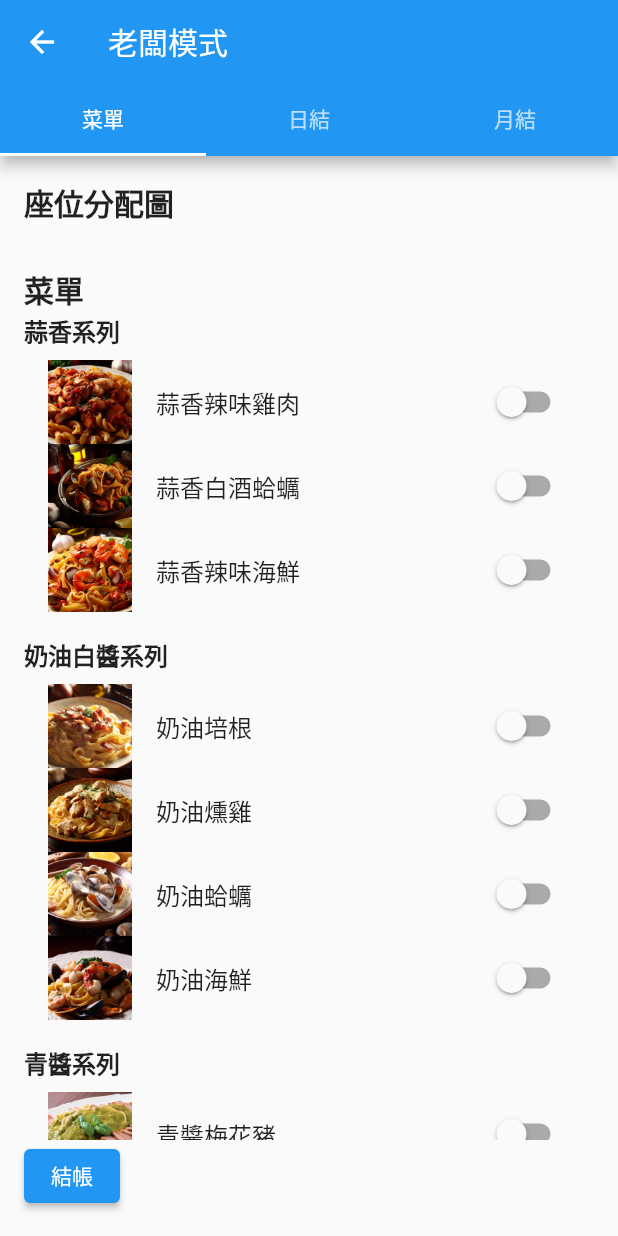
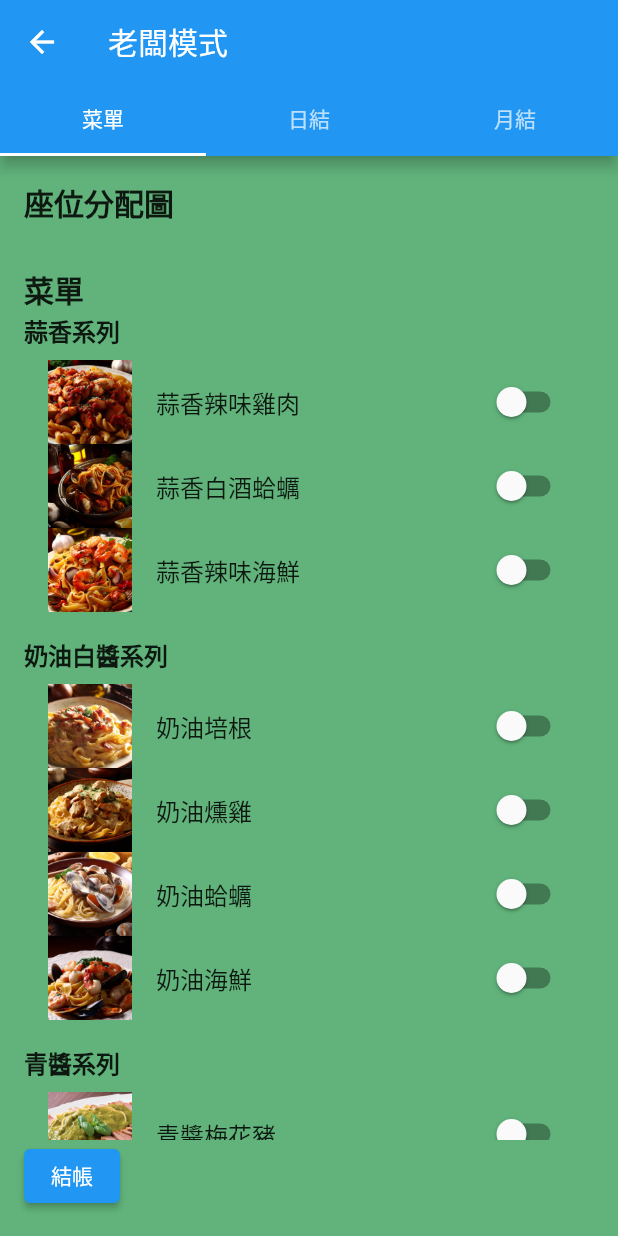
Before and after one commit to nelsonchung/yimianfangorder, a Flutter app: the BossModeScreen screen opened directly, on a phone screen of 412 x 824 dp. Run offline on Flutter 3.47's test engine with Material 2 defaults, Android fonts, the phone set to English and light mode, and no system bars.

Commit message:
調整老闆模式頁面的背景色

```diff
--- a/lib/boss_mode.dart
+++ b/lib/boss_mode.dart
@@ -4,6 +4,7 @@ class BossModeScreen extends StatefulWidget {
   const BossModeScreen({Key? key}) : super(key: key);
 
   @override
+  // ignore: library_private_types_in_public_api
   _BossModeScreenState createState() => _BossModeScreenState();
 }
 
@@ -166,6 +167,7 @@ class _BossModeScreenState extends State<BossModeScreen> {
             ),
           ],
         ),
+        backgroundColor: const Color(0xFF61B37B),
       ),
     );
   }
```
